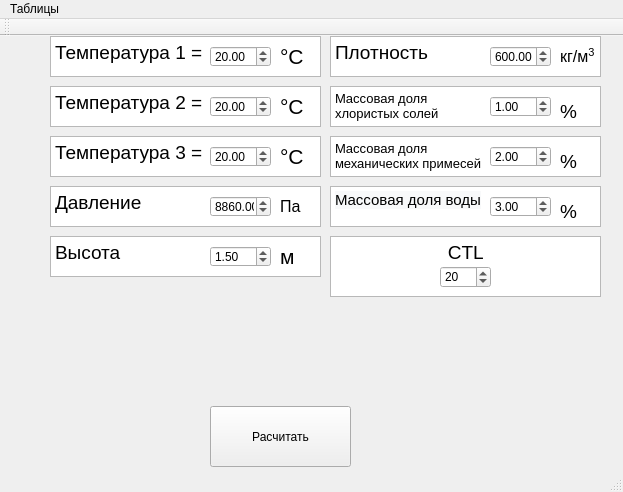
Nikitosik1/TankGauge, file mainwindow.ui: the form before one commit.
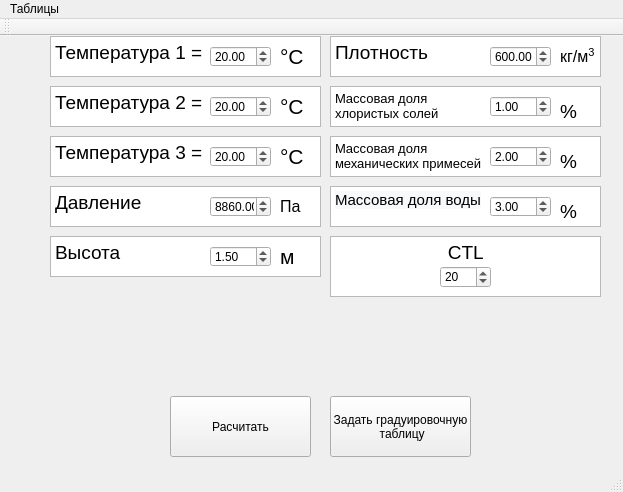
The form after the commit.

The edit to the form file:
```diff
--- a/mainwindow.ui
+++ b/mainwindow.ui
@@ -34,8 +34,8 @@
    <widget class="QPushButton" name="Calculate">
     <property name="geometry">
      <rect>
-      <x>210</x>
-      <y>370</y>
+      <x>170</x>
+      <y>360</y>
       <width>141</width>
       <height>61</height>
      </rect>
@@ -476,6 +476,20 @@
      <string>&lt;html&gt;&lt;head/&gt;&lt;body&gt;&lt;p&gt;&lt;span style=&quot; font-size:14pt;&quot;&gt;%&lt;/span&gt;&lt;/p&gt;&lt;/body&gt;&lt;/html&gt;</string>
     </property>
    </widget>
+   <widget class="QPushButton" name="caliborationButton">
+    <property name="geometry">
+     <rect>
+      <x>330</x>
+      <y>360</y>
+      <width>141</width>
+      <height>61</height>
+     </rect>
+    </property>
+    <property name="text">
+     <string>Задать градуировочную
+ таблицу</string>
+    </property>
+   </widget>
   </widget>
   <widget class="QMenuBar" name="menuBar">
    <property name="geometry">
```
Left out of the diff: 4 changed lines with no effect on the pictures.
